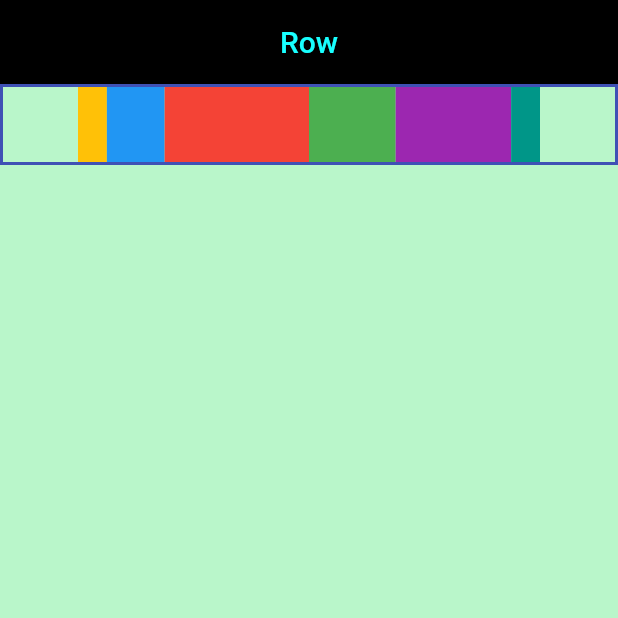
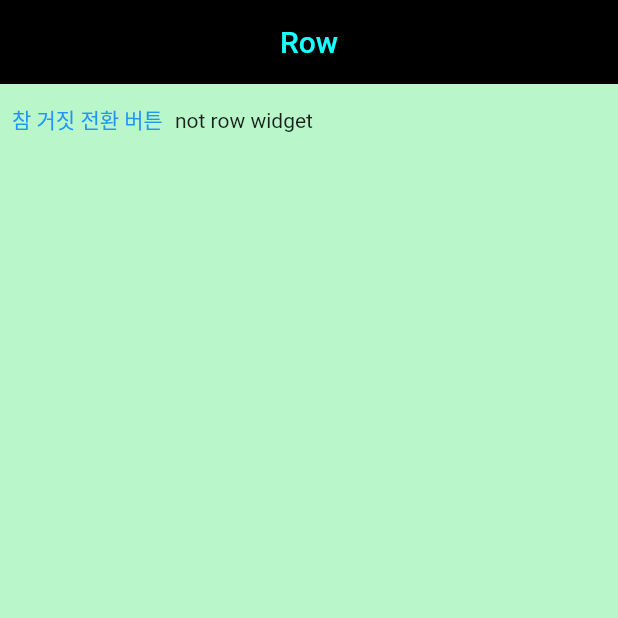
Before and after one commit to dabuzida/flutter_row, a Flutter app: the screen it shows after launch, on a phone screen of 412 x 824 dp, the top half of it. Run offline on Flutter 3.47's test engine with Material 2 defaults, Android fonts, the phone set to English and light mode, and no system bars.

Commit message:
child에 if else문 사용하기

```diff
--- a/lib/main.dart
+++ b/lib/main.dart
@@ -26,77 +26,51 @@ class MyApp extends StatelessWidget {
   }
 }
 
-class AAA extends StatelessWidget {
+class AAA extends StatefulWidget {
   const AAA({Key? key}) : super(key: key);
 
   @override
+  State<AAA> createState() => _AAAState();
+}
+
+class _AAAState extends State<AAA> {
+  bool _switch = true;
+
+  @override
   Widget build(BuildContext context) {
-    return Container(
-      decoration: BoxDecoration(
-        border: Border.all(color: Colors.indigo, width: 2),
+    return Row(
+      children: <Widget>[
+        TextButton(
+          onPressed: () {
+            _switch = !_switch;
+            setState(() {});
+          },
+          child: const Text('참 거짓 전환 버튼'),
         ),
-      child: Row(
-        // mainAxisAlignment: MainAxisAlignment.start,
-        // crossAxisAlignment: CrossAxisAlignment.start,
+        Container(
+            child: (() {
+          if (_switch) {
+            return Text('not row widget');
+          } else {
+            return Row(
               crossAxisAlignment: CrossAxisAlignment.center,
-        // mainAxisSize: MainAxisSize.min,
               children: [
                 SizedBox(width: 50),
-          Expanded(
-            flex: 1,
-            child: Container(
-              width: double.infinity,
-              height: 50,
+                Container(
+                  width: 100,
+                  height: 100,
                   color: Colors.amber,
                 ),
-          ),
-          Expanded(
-            flex: 2,
-            child: Container(
-              width: double.infinity,
-              height: 50,
+                Container(
+                  width: 100,
+                  height: 100,
                   color: Colors.blue,
                 ),
-          ),
-          Expanded(
-            flex: 5,
-            child: Container(
-              width: double.infinity,
-              height: 50,
-              color: Colors.red,
-              constraints: BoxConstraints(
-                minWidth: 50,
-                maxWidth: 130,
-              ),
-            ),
-          ),
-          Expanded(
-            flex: 3,
-            child: Container(
-              width: double.infinity,
-              height: 50,
-              color: Colors.green,
-            ),
-          ),
-          Expanded(
-            flex: 4,
-            child: Container(
-              width: double.infinity,
-              height: 50,
-              color: Colors.purple,
-            ),
-          ),
-          Expanded(
-            flex: 1,
-            child: Container(
-              width: double.infinity,
-              height: 50,
-              color: Colors.teal,
-            ),
-          ),
-          SizedBox(width: 50),
               ],
-      ),
+            );
+          }
+        }())),
+      ],
     );
   }
 }
```
Also changed, not shown: pubspec.lock, 1 other file. Lines whose indentation alone changed are shown as unchanged.
